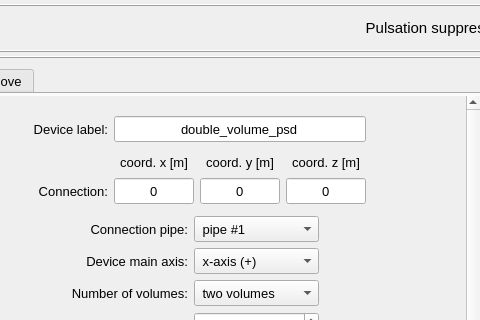
Qt form pulse/interface/data/ui_files/model/editor/pulsation_suppression_device_input.ui (open-pulse/OpenPulse) before a commit; both pictures show x 112 to 592 and y 0 to 320 of the 1191 by 663 pixel window.
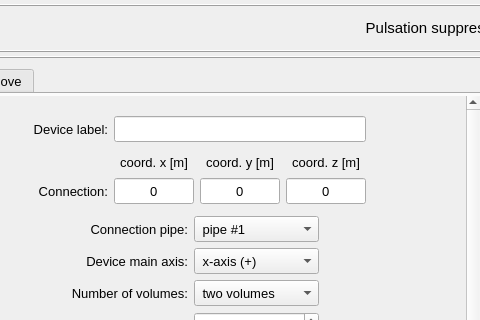
The same form after that commit. Custom widgets are drawn as their Qt base class.

Commit message: Minor adjustments in the PSD input checks

What changed in the file:
```diff
--- a/pulse/interface/data/ui_files/model/editor/pulsation_suppression_device_input.ui
+++ b/pulse/interface/data/ui_files/model/editor/pulsation_suppression_device_input.ui
@@ -95,7 +95,7 @@
              <property name="geometry">
               <rect>
                <x>0</x>
-               <y>0</y>
+               <y>-192</y>
                <width>567</width>
                <height>688</height>
               </rect>
@@ -216,7 +216,7 @@
                     </font>
                    </property>
                    <property name="text">
-                    <string>double_volume_psd</string>
+                    <string/>
                    </property>
                    <property name="alignment">
                     <set>Qt::AlignCenter</set>
```
Left out of the diff: 35 changed lines with no effect on the pictures. The commit also changes 2 other files.
